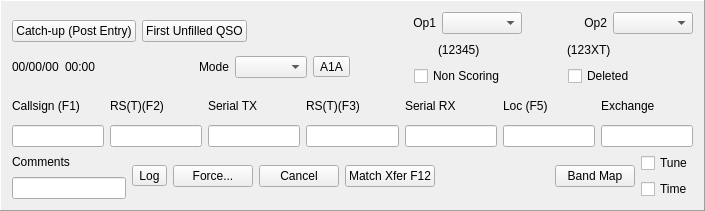
The window that mqt/MqtLogger/qsologframe.ui (zsteva/backup-minos2) describes before a commit, drawn with Qt 5.
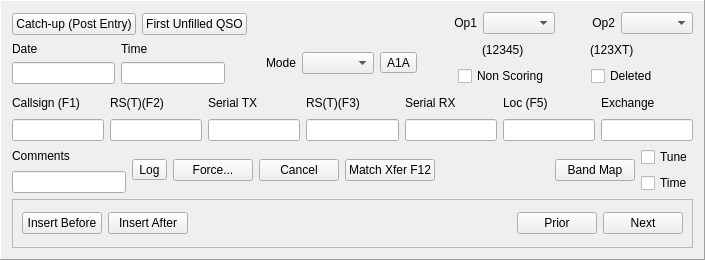
The same window after the commit.

Diff of the .ui file:
```diff
--- a/mqt/MqtLogger/qsologframe.ui
+++ b/mqt/MqtLogger/qsologframe.ui
@@ -7,7 +7,7 @@
     <x>0</x>
     <y>0</y>
     <width>705</width>
-    <height>211</height>
+    <height>260</height>
    </rect>
   </property>
   <property name="windowTitle">
@@ -22,11 +22,11 @@
   <property name="midLineWidth">
    <number>1</number>
   </property>
-  <layout class="QVBoxLayout" name="verticalLayout_12">
+  <layout class="QVBoxLayout" name="verticalLayout_14">
    <item>
     <layout class="QHBoxLayout" name="horizontalLayout_6">
      <item>
-      <layout class="QVBoxLayout" name="verticalLayout_2">
+      <layout class="QVBoxLayout" name="verticalLayout_13">
        <item>
         <layout class="QHBoxLayout" name="horizontalLayout_4">
          <item>
@@ -61,18 +61,32 @@
        <item>
         <layout class="QHBoxLayout" name="horizontalLayout_5">
          <item>
-          <widget class="QLabel" name="DateLabel">
-           <property name="text">
-            <string>00/00/00</string>
-           </property>
-          </widget>
+          <layout class="QVBoxLayout" name="verticalLayout_2">
+           <item>
+            <widget class="QLabel" name="label">
+             <property name="text">
+              <string>Date</string>
+             </property>
+            </widget>
+           </item>
+           <item>
+            <widget class="QLineEdit" name="DateEdit"/>
+           </item>
+          </layout>
          </item>
          <item>
-          <widget class="QLabel" name="TimeLabel">
-           <property name="text">
-            <string>00:00</string>
-           </property>
-          </widget>
+          <layout class="QVBoxLayout" name="verticalLayout_12">
+           <item>
+            <widget class="QLabel" name="label_2">
+             <property name="text">
+              <string>Time</string>
+             </property>
+            </widget>
+           </item>
+           <item>
+            <widget class="QLineEdit" name="TimeEdit"/>
+           </item>
+          </layout>
          </item>
          <item>
           <spacer name="horizontalSpacer_2">
@@ -480,6 +494,59 @@
      </item>
     </layout>
    </item>
+   <item>
+    <widget class="QFrame" name="EditFrame">
+     <property name="frameShape">
+      <enum>QFrame::StyledPanel</enum>
+     </property>
+     <property name="frameShadow">
+      <enum>QFrame::Raised</enum>
+     </property>
+     <layout class="QHBoxLayout" name="horizontalLayout_8">
+      <item>
+       <widget class="QPushButton" name="InsertBeforeButton">
+        <property name="text">
+         <string>Insert Before</string>
+        </property>
+       </widget>
+      </item>
+      <item>
+       <widget class="QPushButton" name="InsertAfterButton">
+        <property name="text">
+         <string>Insert After</string>
+        </property>
+       </widget>
+      </item>
+      <item>
+       <spacer name="horizontalSpacer_10">
+        <property name="orientation">
+         <enum>Qt::Horizontal</enum>
+        </property>
+        <property name="sizeHint" stdset="0">
+         <size>
+          <width>318</width>
+          <height>20</height>
+         </size>
+        </property>
+       </spacer>
+      </item>
+      <item>
+       <widget class="QPushButton" name="PriorButton">
+        <property name="text">
+         <string>Prior</string>
+        </property>
+       </widget>
+      </item>
+      <item>
+       <widget class="QPushButton" name="NextButton">
+        <property name="text">
+         <string>Next</string>
+        </property>
+       </widget>
+      </item>
+     </layout>
+    </widget>
+   </item>
   </layout>
  </widget>
  <resources/>
```
